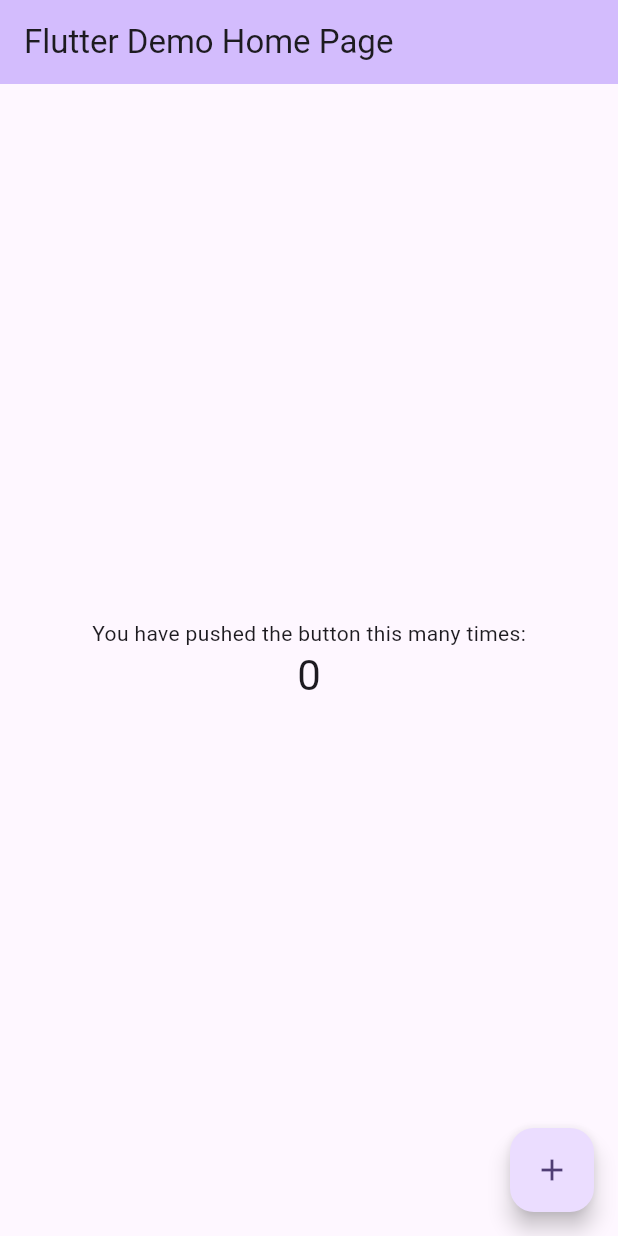
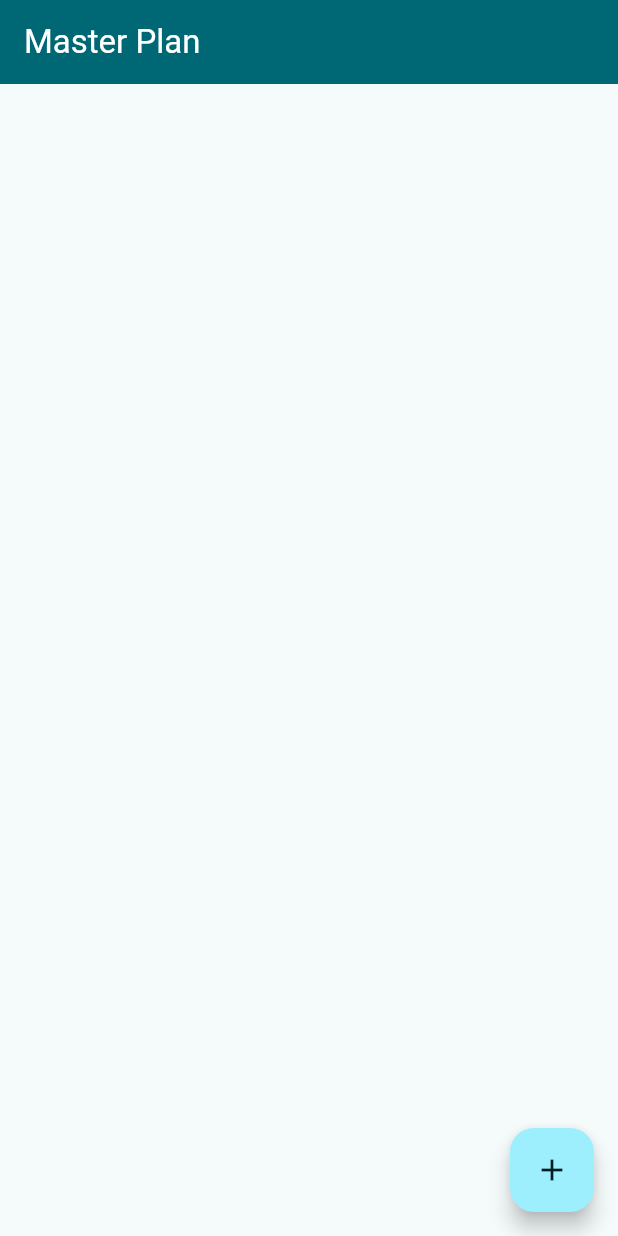
Before and after one commit to AbeerJihad/master_plan, a Flutter app: the screen it shows after launch, on a phone screen of 412 x 824 dp. Run offline on Flutter 3.47's test engine with Material 3 defaults, Android fonts, the phone set to English and light mode, and no system bars; our stand-ins replace google_fonts; Roboto replaces fonts that are missing (Cabin Condensed).

Commit message:
initial themed plan screen with view-model separation

```diff
--- a/lib/main.dart
+++ b/lib/main.dart
@@ -1,125 +1,26 @@
 import 'package:flutter/material.dart';
+import './utils/theme.dart';
+
+import './views/plan_screen.dart';
 
 void main() {
-  runApp(const MyApp());
+  runApp(const MasterPlanApp());
 }
 
-class MyApp extends StatelessWidget {
-  const MyApp({super.key});
+class MasterPlanApp extends StatelessWidget {
+  const MasterPlanApp({super.key});
 
-  // This widget is the root of your application.
   @override
   Widget build(BuildContext context) {
+    TextTheme textTheme =
+        createTextTheme(context, "Cantora One", "Cabin Condensed");
+    MaterialTheme theme = MaterialTheme(textTheme);
+
     return MaterialApp(
-      title: 'Flutter Demo',
-      theme: ThemeData(
-        // This is the theme of your application.
-        //
-        // TRY THIS: Try running your application with "flutter run". You'll see
-        // the application has a purple toolbar. Then, without quitting the app,
-        // try changing the seedColor in the colorScheme below to Colors.green
-        // and then invoke "hot reload" (save your changes or press the "hot
-        // reload" button in a Flutter-supported IDE, or press "r" if you used
-        // the command line to start the app).
-        //
-        // Notice that the counter didn't reset back to zero; the application
-        // state is not lost during the reload. To reset the state, use hot
-        // restart instead.
-        //
-        // This works for code too, not just values: Most code changes can be
-        // tested with just a hot reload.
-        colorScheme: ColorScheme.fromSeed(seedColor: Colors.deepPurple),
-        useMaterial3: true,
-      ),
-      home: const MyHomePage(title: 'Flutter Demo Home Page'),
+      theme: theme.light(),
+      darkTheme: theme.dark(),
+      themeMode: ThemeMode.system,
+      home: const PlanScreen(),
     );
   }
 }
-
-class MyHomePage extends StatefulWidget {
-  const MyHomePage({super.key, required this.title});
-
-  // This widget is the home page of your application. It is stateful, meaning
-  // that it has a State object (defined below) that contains fields that affect
-  // how it looks.
-
-  // This class is the configuration for the state. It holds the values (in this
-  // case the title) provided by the parent (in this case the App widget) and
-  // used by the build method of the State. Fields in a Widget subclass are
-  // always marked "final".
-
-  final String title;
-
-  @override
-  State<MyHomePage> createState() => _MyHomePageState();
-}
-
-class _MyHomePageState extends State<MyHomePage> {
-  int _counter = 0;
-
-  void _incrementCounter() {
-    setState(() {
-      // This call to setState tells the Flutter framework that something has
-      // changed in this State, which causes it to rerun the build method below
-      // so that the display can reflect the updated values. If we changed
-      // _counter without calling setState(), then the build method would not be
-      // called again, and so nothing would appear to happen.
-      _counter++;
-    });
-  }
-
-  @override
-  Widget build(BuildContext context) {
-    // This method is rerun every time setState is called, for instance as done
-    // by the _incrementCounter method above.
-    //
-    // The Flutter framework has been optimized to make rerunning build methods
-    // fast, so that you can just rebuild anything that needs updating rather
-    // than having to individually change instances of widgets.
-    return Scaffold(
-      appBar: AppBar(
-        // TRY THIS: Try changing the color here to a specific color (to
-        // Colors.amber, perhaps?) and trigger a hot reload to see the AppBar
-        // change color while the other colors stay the same.
-        backgroundColor: Theme.of(context).colorScheme.inversePrimary,
-        // Here we take the value from the MyHomePage object that was created by
-        // the App.build method, and use it to set our appbar title.
-        title: Text(widget.title),
-      ),
-      body: Center(
-        // Center is a layout widget. It takes a single child and positions it
-        // in the middle of the parent.
-        child: Column(
-          // Column is also a layout widget. It takes a list of children and
-          // arranges them vertically. By default, it sizes itself to fit its
-          // children horizontally, and tries to be as tall as its parent.
-          //
-          // Column has various properties to control how it sizes itself and
-          // how it positions its children. Here we use mainAxisAlignment to
-          // center the children vertically; the main axis here is the vertical
-          // axis because Columns are vertical (the cross axis would be
-          // horizontal).
-          //
-          // TRY THIS: Invoke "debug painting" (choose the "Toggle Debug Paint"
-          // action in the IDE, or press "p" in the console), to see the
-          // wireframe for each widget.
-          mainAxisAlignment: MainAxisAlignment.center,
-          children: <Widget>[
-            const Text(
-              'You have pushed the button this many times:',
-            ),
-            Text(
-              '$_counter',
-              style: Theme.of(context).textTheme.headlineMedium,
-            ),
-          ],
-        ),
-      ),
-      floatingActionButton: FloatingActionButton(
-        onPressed: _incrementCounter,
-        tooltip: 'Increment',
-        child: const Icon(Icons.add),
-      ), // This trailing comma makes auto-formatting nicer for build methods.
-    );
-  }
-}
--- /dev/null
+++ b/lib/models/data_layer.dart
@@ -0,0 +1,2 @@
+export 'plan.dart';
+export 'task.dart';
--- /dev/null
+++ b/lib/models/plan.dart
@@ -0,0 +1,7 @@
+import './task.dart';
+
+class Plan {
+  final String name;
+  final List<Task> tasks;
+  const Plan({this.name = '', this.tasks = const []});
+}
--- /dev/null
+++ b/lib/models/task.dart
@@ -0,0 +1,8 @@
+class Task {
+  final String description;
+  final bool complete;
+  const Task({
+    this.complete = false,
+    this.description = '',
+  });
+}
--- /dev/null
+++ b/lib/utils/theme.dart
@@ -0,0 +1,405 @@
+import "package:flutter/material.dart";
+import 'package:google_fonts/google_fonts.dart';
+
+TextTheme createTextTheme(
+    BuildContext context, String bodyFontString, String displayFontString) {
+  TextTheme baseTextTheme = Theme.of(context).textTheme;
+  TextTheme bodyTextTheme =
+      GoogleFonts.getTextTheme(bodyFontString, baseTextTheme);
+  TextTheme displayTextTheme =
+      GoogleFonts.getTextTheme(displayFontString, baseTextTheme);
+  TextTheme textTheme = displayTextTheme.copyWith(
+    bodyLarge: bodyTextTheme.bodyLarge,
+    bodyMedium: bodyTextTheme.bodyMedium,
+    bodySmall: bodyTextTheme.bodySmall,
+    labelLarge: bodyTextTheme.labelLarge,
+    labelMedium: bodyTextTheme.labelMedium,
+    labelSmall: bodyTextTheme.labelSmall,
+  );
+  return textTheme;
+}
+
+class MaterialTheme {
+  final TextTheme textTheme;
+
+  const MaterialTheme(this.textTheme);
+
+  static ColorScheme lightScheme() {
+    return const ColorScheme(
+      brightness: Brightness.light,
+      primary: Color(4278216820),
+      surfaceTint: Color(4278216820),
+      onPrimary: Color(4294967295),
+      primaryContainer: Color(4288606205),
+      onPrimaryContainer: Color(4278198052),
+      secondary: Color(4283064935),
+      onSecondary: Color(4294967295),
+      secondaryContainer: Color(4291684332),
+      onSecondaryContainer: Color(4278525731),
+      tertiary: Color(4283588221),
+      onTertiary: Color(4294967295),
+      tertiaryContainer: Color(4292535039),
+      onTertiaryContainer: Color(4279114551),
+      error: Color(4290386458),
+      onError: Color(4294967295),
+      errorContainer: Color(4294957782),
+      onErrorContainer: Color(4282449922),
+      surface: Color(4294310651),
+      onSurface: Color(4279704862),
+      onSurfaceVariant: Color(4282337354),
+      outline: Color(4285495674),
+      outlineVariant: Color(4290758858),
+      shadow: Color(4278190080),
+      scrim: Color(4278190080),
+      inverseSurface: Color(4281020723),
+      inversePrimary: Color(4286764000),
+      primaryFixed: Color(4288606205),
+      onPrimaryFixed: Color(4278198052),
+      primaryFixedDim: Color(4286764000),
+      onPrimaryFixedVariant: Color(4278210391),
+      secondaryFixed: Color(4291684332),
+      onSecondaryFixed: Color(4278525731),
+      secondaryFixedDim: Color(4289842128),
+      onSecondaryFixedVariant: Color(4281551695),
+      tertiaryFixed: Color(4292535039),
+      onTertiaryFixed: Color(4279114551),
+      tertiaryFixedDim: Color(4290430698),
+      onTertiaryFixedVariant: Color(4282009188),
+      surfaceDim: Color(4292205532),
+      surfaceBright: Color(4294310651),
+      surfaceContainerLowest: Color(4294967295),
+      surfaceContainerLow: Color(4293916150),
+      surfaceContainer: Color(4293521392),
+      surfaceContainerHigh: Color(4293126634),
+      surfaceContainerHighest: Color(4292797413),
+    );
+  }
+
+  ThemeData light() {
+    return theme(lightScheme());
+  }
+
+  static ColorScheme lightMediumContrastScheme() {
+    return const ColorScheme(
+      brightness: Brightness.light,
+      primary: Color(4278209107),
+      surfaceTint: Color(4278216820),
+      onPrimary: Color(4294967295),
+      primaryContainer: Color(4280647820),
+      onPrimaryContainer: Color(4294967295),
+      secondary: Color(4281288523),
+      onSecondary: Color(4294967295),
+      secondaryContainer: Color(4284512637),
+      onSecondaryContainer: Color(4294967295),
+      tertiary: Color(4281811552),
+      onTertiary: Color(4294967295),
+      tertiaryContainer: Color(4285035669),
+      onTertiaryContainer: Color(4294967295),
+      error: Color(4287365129),
+      onError: Color(4294967295),
+      errorContainer: Color(4292490286),
+      onErrorContainer: Color(4294967295),
+      surface: Color(4294310651),
+      onSurface: Color(4279704862),
+      onSurfaceVariant: Color(4282074182),
+      outline: Color(4283916642),
+      outlineVariant: Color(4285758590),
+      shadow: Color(4278190080),
+      scrim: Color(4278190080),
+      inverseSurface: Color(4281020723),
+      inversePrimary: Color(4286764000),
+      primaryFixed: Color(4280647820),
+      onPrimaryFixed: Color(4294967295),
+      primaryFixedDim: Color(4278216305),
+      onPrimaryFixedVariant: Color(4294967295),
+      secondaryFixed: Color(4284512637),
+      onSecondaryFixed: Color(4294967295),
+      secondaryFixedDim: Color(4282933348),
+      onSecondaryFixedVariant: Color(4294967295),
+      tertiaryFixed: Color(4285035669),
+      onTertiaryFixed: Color(4294967295),
+      tertiaryFixedDim: Color(4283456379),
+      onTertiaryFixedVariant: Color(4294967295),
+      surfaceDim: Color(4292205532),
+      surfaceBright: Color(4294310651),
+      surfaceContainerLowest: Color(4294967295),
+      surfaceContainerLow: Color(4293916150),
+      surfaceContainer: Color(4293521392),
+      surfaceContainerHigh: Color(4293126634),
+      surfaceContainerHighest: Color(4292797413),
+    );
+  }
+
+  ThemeData lightMediumContrast() {
+    return theme(lightMediumContrastScheme());
+  }
+
+  static ColorScheme lightHighContrastScheme() {
+    return const ColorScheme(
+      brightness: Brightness.light,
+      primary: Color(4278200108),
+      surfaceTint: Color(4278216820),
+      onPrimary: Color(4294967295),
+      primaryContainer: Color(4278209107),
+      onPrimaryContainer: Color(4294967295),
+      secondary: Color(4278986281),
+      onSecondary: Color(4294967295),
+      secondaryContainer: Color(4281288523),
+      onSecondaryContainer: Color(4294967295),
+      tertiary: Color(4279574846),
+      onTertiary: Color(4294967295),
+      tertiaryContainer: Color(4281811552),
+      onTertiaryContainer: Color(4294967295),
+      error: Color(4283301890),
+      onError: Color(4294967295),
+      errorContainer: Color(4287365129),
+      onErrorContainer: Color(4294967295),
+      surface: Color(4294310651),
+      onSurface: Color(4278190080),
+      onSurfaceVariant: Color(4280034599),
+      outline: Color(4282074182),
+      outlineVariant: Color(4282074182),
+      shadow: Color(4278190080),
+      scrim: Color(4278190080),
+      inverseSurface: Color(4281020723),
+      inversePrimary: Color(4290704895),
+      primaryFixed: Color(4278209107),
+      onPrimaryFixed: Color(4294967295),
+      primaryFixedDim: Color(4278202936),
+      onPrimaryFixedVariant: Color(4294967295),
+      secondaryFixed: Color(4281288523),
+      onSecondaryFixed: Color(4294967295),
+      secondaryFixedDim: Color(4279775284),
+      onSecondaryFixedVariant: Color(4294967295),
+      tertiaryFixed: Color(4281811552),
+      onTertiaryFixed: Color(4294967295),
+      tertiaryFixedDim: Color(4280298569),
+      onTertiaryFixedVariant: Color(4294967295),
+      surfaceDim: Color(4292205532),
+      surfaceBright: Color(4294310651),
+      surfaceContainerLowest: Color(4294967295),
+      surfaceContainerLow: Color(4293916150),
+      surfaceContainer: Color(4293521392),
+      surfaceContainerHigh: Color(4293126634),
+      surfaceContainerHighest: Color(4292797413),
+    );
+  }
+
+  ThemeData lightHighContrast() {
+    return theme(lightHighContrastScheme());
+  }
+
+  static ColorScheme darkScheme() {
+    return const ColorScheme(
+      brightness: Brightness.dark,
+      primary: Color(4286764000),
+      surfaceTint: Color(4286764000),
+      onPrimary: Color(4278203965),
+      primaryContainer: Color(4278210391),
+      onPrimaryContainer: Color(4288606205),
+      secondary: Color(4289842128),
+      onSecondary: Color(4280038456),
+      secondaryContainer: Color(4281551695),
+      onSecondaryContainer: Color(4291684332),
+      tertiary: Color(4290430698),
+      onTertiary: Color(4280561741),
+      tertiaryContainer: Color(4282009188),
+      onTertiaryContainer: Color(4292535039),
+      error: Color(4294948011),
+      onError: Color(4285071365),
+      errorContainer: Color(4287823882),
+      onErrorContainer: Color(4294957782),
+      surface: Color(4279112725),
+      onSurface: Color(4292797413),
+      onSurfaceVariant: Color(4290758858),
+      outline: Color(4287206036),
+      outlineVariant: Color(4282337354),
+      shadow: Color(4278190080),
+      scrim: Color(4278190080),
+      inverseSurface: Color(4292797413),
+      inversePrimary: Color(4278216820),
+      primaryFixed: Color(4288606205),
+      onPrimaryFixed: Color(4278198052),
+      primaryFixedDim: Color(4286764000),
+      onPrimaryFixedVariant: Color(4278210391),
+      secondaryFixed: Color(4291684332),
+      onSecondaryFixed: Color(4278525731),
+      secondaryFixedDim: Color(4289842128),
+      onSecondaryFixedVariant: Color(4281551695),
+      tertiaryFixed: Color(4292535039),
+      onTertiaryFixed: Color(4279114551),
+      tertiaryFixedDim: Color(4290430698),
+      onTertiaryFixedVariant: Color(4282009188),
+      surfaceDim: Color(4279112725),
+      surfaceBright: Color(4281612859),
+      surfaceContainerLowest: Color(4278783760),
+      surfaceContainerLow: Color(4279704862),
+      surfaceContainer: Color(4279968034),
+      surfaceContainerHigh: Color(4280625964),
+      surfaceContainerHighest: Color(4281349687),
+    );
+  }
+
+  ThemeData dark() {
+    return theme(darkScheme());
+  }
+
+  static ColorScheme darkMediumContrastScheme() {
+    return const ColorScheme(
+      brightness: Brightness.dark,
+      primary: Color(4287027172),
+      surfaceTint: Color(4286764000),
+      onPrimary: Color(4278196765),
+      primaryContainer: Color(4282948777),
+      onPrimaryContainer: Color(4278190080),
+      secondary: Color(4290105300),
+      onSecondary: Color(4278262301),
+      secondaryContainer: Color(4286354842),
+      onSecondaryContainer: Color(4278190080),
+      tertiary: Color(4290693871),
+      onTertiary: Color(4278719793),
+      tertiaryContainer: Color(4286877874),
+      onTertiaryContainer: Color(4278190080),
+      error: Color(4294949553),
+      onError: Color(4281794561),
+      errorContainer: Color(4294923337),
+      onErrorContainer: Color(4278190080),
+      surface: Color(4279112725),
+      onSurface: Color(4294376701),
+      onSurfaceVariant: Color(4291022030),
+      outline: Color(4288390566),
+      outlineVariant: Color(4286285191),
+      shadow: Color(4278190080),
+      scrim: Color(4278190080),
+      inverseSurface: Color(4292797413),
+      inversePrimary: Color(4278210649),
+      primaryFixed: Color(4288606205),
+      onPrimaryFixed: Color(4278195223),
+      primaryFixedDim: Color(4286764000),
+      onPrimaryFixedVariant: Color(4278205508),
+      secondaryFixed: Color(4291684332),
+      onSecondaryFixed: Color(4278195223),
+      secondaryFixedDim: Color(4289842128),
+      onSecondaryFixedVariant: Color(4280433214),
+      tertiaryFixed: Color(4292535039),
+      onTertiaryFixed: Color(4278390828),
+      tertiaryFixedDim: Color(4290430698),
+      onTertiaryFixedVariant: Color(4280956243),
+      surfaceDim: Color(4279112725),
+      surfaceBright: Color(4281612859),
+      surfaceContainerLowest: Color(4278783760),
+      surfaceContainerLow: Color(4279704862),
+      surfaceContainer: Color(4279968034),
+      surfaceContainerHigh: Color(4280625964),
+      surfaceContainerHighest: Color(4281349687),
+    );
+  }
+
+  ThemeData darkMediumContrast() {
+    return theme(darkMediumContrastScheme());
+  }
+
+  static ColorScheme darkHighContrastScheme() {
+    return const ColorScheme(
+      brightness: Brightness.dark,
+      primary: Color(4294049279),
+      surfaceTint: Color(4286764000),
+      onPrimary: Color(4278190080),
+      primaryContainer: Color(4287027172),
+      onPrimaryContainer: Color(4278190080),
+      secondary: Color(4294049279),
+      onSecondary: Color(4278190080),
+      secondaryContainer: Color(4290105300),
+      onSecondaryContainer: Color(4278190080),
+      tertiary: Color(4294769407),
+      onTertiary: Color(4278190080),
+      tertiaryContainer: Color(4290693871),
+      onTertiaryContainer: Color(4278190080),
+      error: Color(4294965753),
+      onError: Color(4278190080),
+      errorContainer: Color(4294949553),
+      onErrorContainer: Color(4278190080),
+      surface: Color(4279112725),
+      onSurface: Color(4294967295),
+      onSurfaceVariant: Color(4294180094),
+      outline: Color(4291022030),
+      outlineVariant: Color(4291022030),
+      shadow: Color(4278190080),
+      scrim: Color(4278190080),
+      inverseSurface: Color(4292797413),
+      inversePrimary: Color(4278202165),
+      primaryFixed: Color(4289328127),
+      onPrimaryFixed: Color(4278190080),
+      primaryFixedDim: Color(4287027172),
+      onPrimaryFixedVariant: Color(4278196765),
+      secondaryFixed: Color(4291947760),
+      onSecondaryFixed: Color(4278190080),
+      secondaryFixedDim: Color(4290105300),
+      onSecondaryFixedVariant: Color(4278262301),
+      tertiaryFixed: Color(4292929279),
+      onTertiaryFixed: Color(4278190080),
+      tertiaryFixedDim: Color(4290693871),
+      onTertiaryFixedVariant: Color(4278719793),
+      surfaceDim: Color(4279112725),
+      surfaceBright: Color(4281612859),
+      surfaceContainerLowest: Color(4278783760),
+      surfaceContainerLow: Color(4279704862),
+      surfaceContainer: Color(4279968034),
+      surfaceContainerHigh: Color(4280625964),
+      surfaceContainerHighest: Color(4281349687),
+    );
+  }
+
+  ThemeData darkHighContrast() {
+    return theme(darkHighContrastScheme());
+  }
+
+  ThemeData theme(ColorScheme colorScheme) => ThemeData(
+        useMaterial3: true,
+        brightness: colorScheme.brightness,
+        colorScheme: colorScheme,
+        textTheme: textTheme.apply(
+          bodyColor: colorScheme.onSurface,
+          displayColor: colorScheme.onSurface,
+        ),
+        scaffoldBackgroundColor: colorScheme.background,
+        canvasColor: colorScheme.surface,
+      );
+
+  List<ExtendedColor> get extendedColors => [];
+}
+
+class ExtendedColor {
+  final Color seed, value;
+  final ColorFamily light;
+  final ColorFamily lightHighContrast;
+  final ColorFamily lightMediumContrast;
+  final ColorFamily dark;
+  final ColorFamily darkHighContrast;
+  final ColorFamily darkMediumContrast;
+
+  const ExtendedColor({
+    required this.seed,
+    required this.value,
+    required this.light,
+    required this.lightHighContrast,
+    required this.lightMediumContrast,
+    required this.dark,
+    required this.darkHighContrast,
+    required this.darkMediumContrast,
+  });
+}
+
+class ColorFamily {
+  const ColorFamily({
+    required this.color,
+    required this.onColor,
+    required this.colorContainer,
+    required this.onColorContainer,
+  });
+
+  final Color color;
+  final Color onColor;
+  final Color colorContainer;
+  final Color onColorContainer;
+}
--- /dev/null
+++ b/lib/views/plan_screen.dart
@@ -0,0 +1,82 @@
+import '../models/data_layer.dart';
+import 'package:flutter/material.dart';
+
+class PlanScreen extends StatefulWidget {
+  const PlanScreen({super.key});
+  @override
+  State createState() => _PlanScreenState();
+}
+
+class _PlanScreenState extends State<PlanScreen> {
+  Plan plan = const Plan();
+
+  @override
+  Widget build(BuildContext context) {
+    return Scaffold(
+      appBar: AppBar(
+        title: Text(
+          'Master Plan',
+          style: TextStyle(color: Theme.of(context).colorScheme.onPrimary),
+        ),
+        backgroundColor: Theme.of(context).primaryColor,
+      ),
+      body: _buildList(),
+      floatingActionButton: _buildAddTaskButton(),
+    );
+  }
+
+  Widget _buildAddTaskButton() {
+    return FloatingActionButton(
+      child: const Icon(Icons.add),
+      onPressed: () {
+        setState(() {
+          plan = Plan(
+            name: plan.name,
+            tasks: List<Task>.from(plan.tasks)..add(const Task()),
+          );
+        });
+      },
+    );
+  }
+
+  Widget _buildList() {
+    return ListView.builder(
+      itemCount: plan.tasks.length,
+      itemBuilder: (context, index) => _buildTaskTile(plan.tasks[index], index),
+    );
+  }
+
+  Widget _buildTaskTile(Task task, int index) {
+    return ListTile(
+      leading: Checkbox(
+          value: task.complete,
+          onChanged: (selected) {
+            setState(() {
+              plan = Plan(
+                name: plan.name,
+                tasks: List<Task>.from(plan.tasks)
+                  ..[index] = Task(
+                    description: task.description,
+                    complete: selected ?? false,
+                  ),
+              );
+            });
+          }),
+      title: TextFormField(
+        initialValue: task.description,
+        onChanged: (text) {
+          setState(() {
+            plan = Plan(
+              name: plan.name,
+              tasks: List<Task>.from(plan.tasks)
+                ..[index] = Task(
+                  description: text,
+                  complete: task.complete,
+                ),
+            );
+          });
+        },
+      ),
+    );
+  }
+}
--- a/pubspec.yaml
+++ b/pubspec.yaml
@@ -35,6 +35,7 @@ dependencies:
   # The following adds the Cupertino Icons font to your application.
   # Use with the CupertinoIcons class for iOS style icons.
   cupertino_icons: ^1.0.6
+  google_fonts: ^6.2.1
 
 dev_dependencies:
   flutter_test:
```
Also changed, not shown: pubspec.lock, 3 other files.
